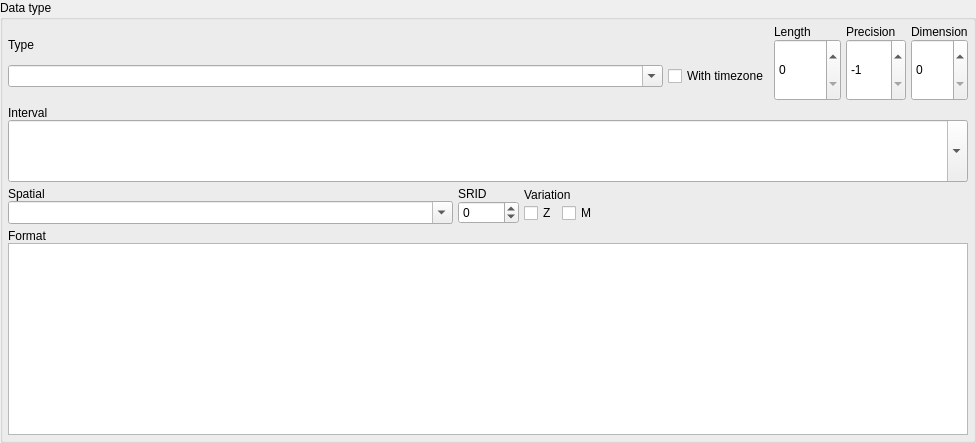
The window that libs/libgui/ui/dbobjects/pgsqltypewidget.ui (maniac787/pgmodeler) describes before a commit, drawn with Qt 5.
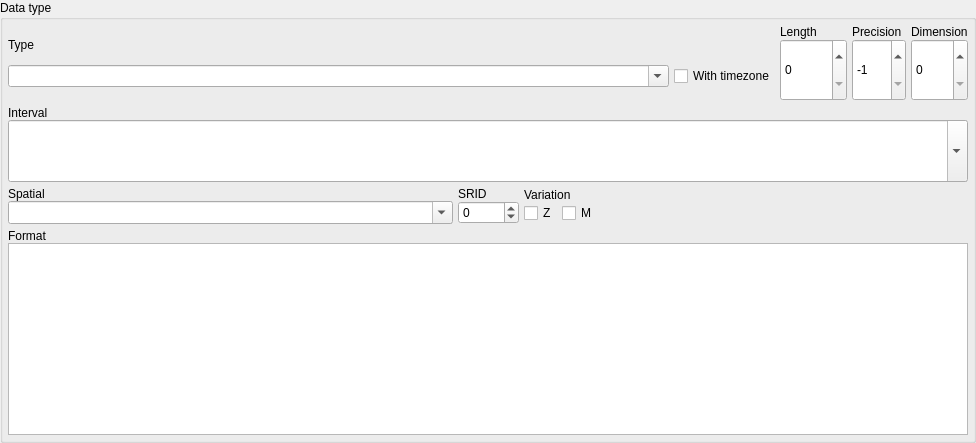
The same window after the commit.

```diff
--- a/libs/libgui/ui/dbobjects/pgsqltypewidget.ui
+++ b/libs/libgui/ui/dbobjects/pgsqltypewidget.ui
@@ -98,12 +98,6 @@
               <verstretch>0</verstretch>
              </sizepolicy>
             </property>
-            <property name="minimumSize">
-             <size>
-              <width>55</width>
-              <height>0</height>
-             </size>
-            </property>
             <property name="maximumSize">
              <size>
               <width>16777215</width>
@@ -223,12 +217,6 @@
                 <verstretch>0</verstretch>
                </sizepolicy>
               </property>
-              <property name="minimumSize">
-               <size>
-                <width>60</width>
-                <height>0</height>
-               </size>
-              </property>
               <property name="maximumSize">
                <size>
                 <width>16777215</width>
@@ -289,12 +277,6 @@
                 <verstretch>0</verstretch>
                </sizepolicy>
               </property>
-              <property name="minimumSize">
-               <size>
-                <width>60</width>
-                <height>0</height>
-               </size>
-              </property>
               <property name="maximumSize">
                <size>
                 <width>16777215</width>
```
Left out of the diff: 21 changed lines with no effect on the pictures.
